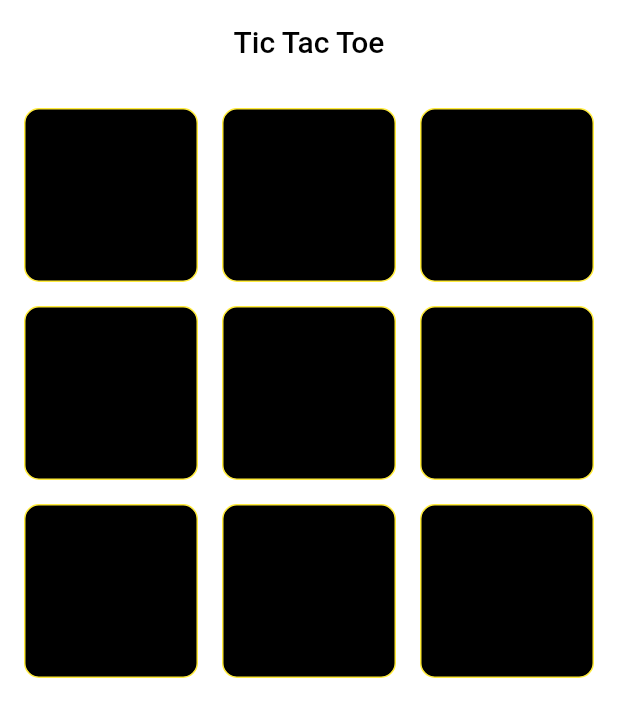
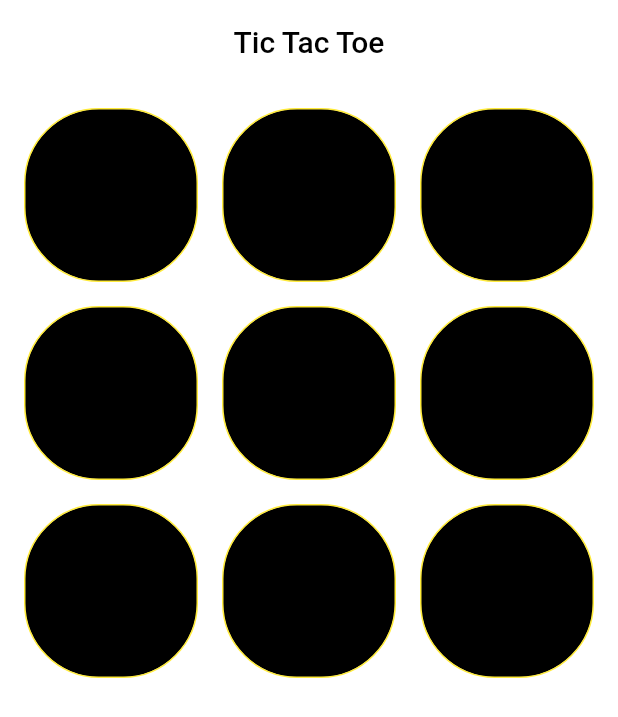
Before and after one commit to Oshama123/TikTakToe-Task, a Flutter app: the screen it shows after launch, on a phone screen of 412 x 824 dp. Shown: the top 717 px of the screen. Run offline on Flutter 3.47's test engine with Material 2 defaults, Android fonts, the phone set to English and light mode, and no system bars.

Commit message:
game tiktaktoe

```diff
--- a/lib/main.dart
+++ b/lib/main.dart
@@ -198,7 +198,7 @@ class _HomePageState extends State<HomePage> {
               child: AnimatedContainer(
                 duration: const Duration(milliseconds: 300),
                 decoration: BoxDecoration(
-                  borderRadius: BorderRadius.circular(10.0),
+                  borderRadius: BorderRadius.circular(50.0),
                   border: Border.all(color: Colors.yellow),
                   color: _tic[index] == ''
                       ? Colors.black
```
